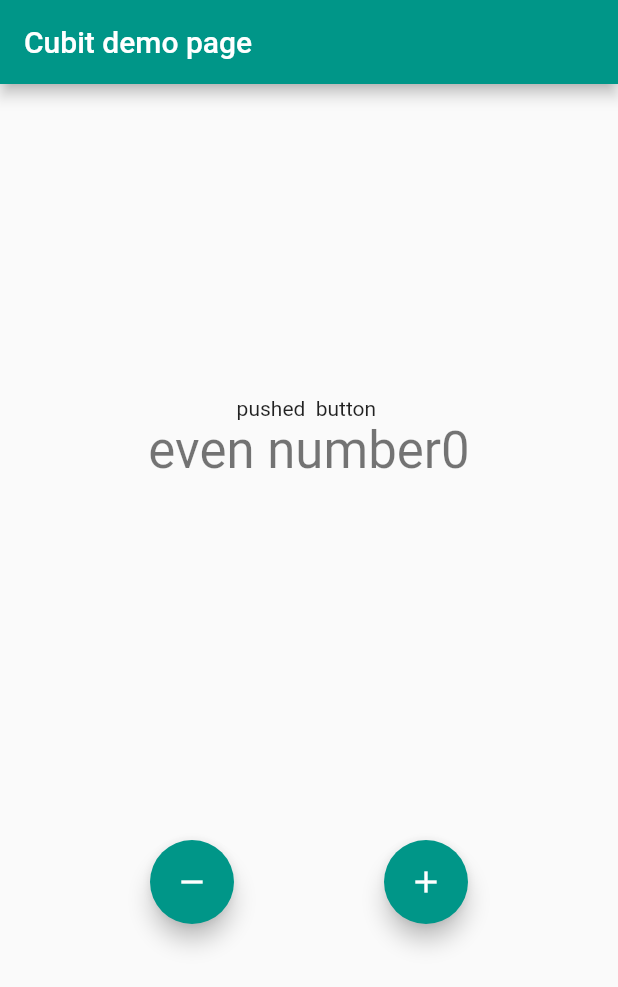
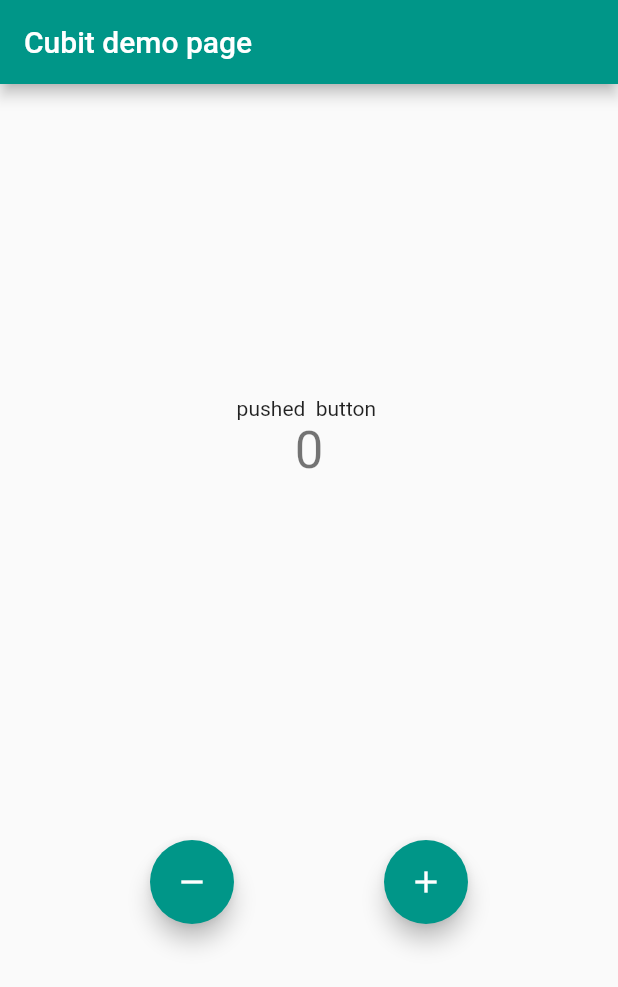
Before and after one commit to ArunKuleri/blocbasics, a Flutter app: the screen it shows after launch, after a tap on the "remove" icon, after a tap on the "add" icon, on a phone screen of 412 x 824 dp. Shown: the top 987 px of the screen. Run offline on Flutter 3.47's test engine with Material 2 defaults, Android fonts, the phone set to English and light mode, and no system bars; our stand-ins replace bloc, flutter_bloc.

Commit message:
made seprate business folder

```diff
--- a/lib/cubit/counter_cubit.dart
+++ b/lib/logic/cubit/counter_cubit.dart
@@ -1,5 +1,4 @@
 import 'package:bloc/bloc.dart';
-import 'package:meta/meta.dart';
 
 part 'counter_state.dart';
 
--- a/lib/main.dart
+++ b/lib/main.dart
@@ -1,6 +1,6 @@
 import 'package:flutter/material.dart';
 import 'package:flutter_bloc/flutter_bloc.dart';
-import 'cubit/counter_cubit.dart';
+import './logic/cubit/counter_cubit.dart';
 
 void main() {
   runApp(const MyApp());
@@ -55,7 +55,7 @@ class _MyHomePageState extends State<MyHomePage> {
           } else if (state.wasIncrement == true) {
             ScaffoldMessenger.of(context).showSnackBar(const SnackBar(
               content: Text("Increment!"),
-              duration: Duration(milliseconds: 300),
+              duration: Duration(),
             ));
           }
         },
@@ -69,6 +69,11 @@ class _MyHomePageState extends State<MyHomePage> {
                   if (state.counterValue < 0) {
                     return Text(
                       "NEGATIVE${state.counterValue}",
+                      style: Theme.of(context).textTheme.headlineMedium,
+                    );
+                  } else if (state.counterValue == 0) {
+                    return Text(
+                      state.counterValue.toString(),
                       style: Theme.of(context).textTheme.headlineMedium,
                     );
                   } else if (state.counterValue % 2 == 0) {
```
Also changed, not shown: lib/logic/cubit/counter_state.dart (renamed from lib/cubit/counter_state.dart).
